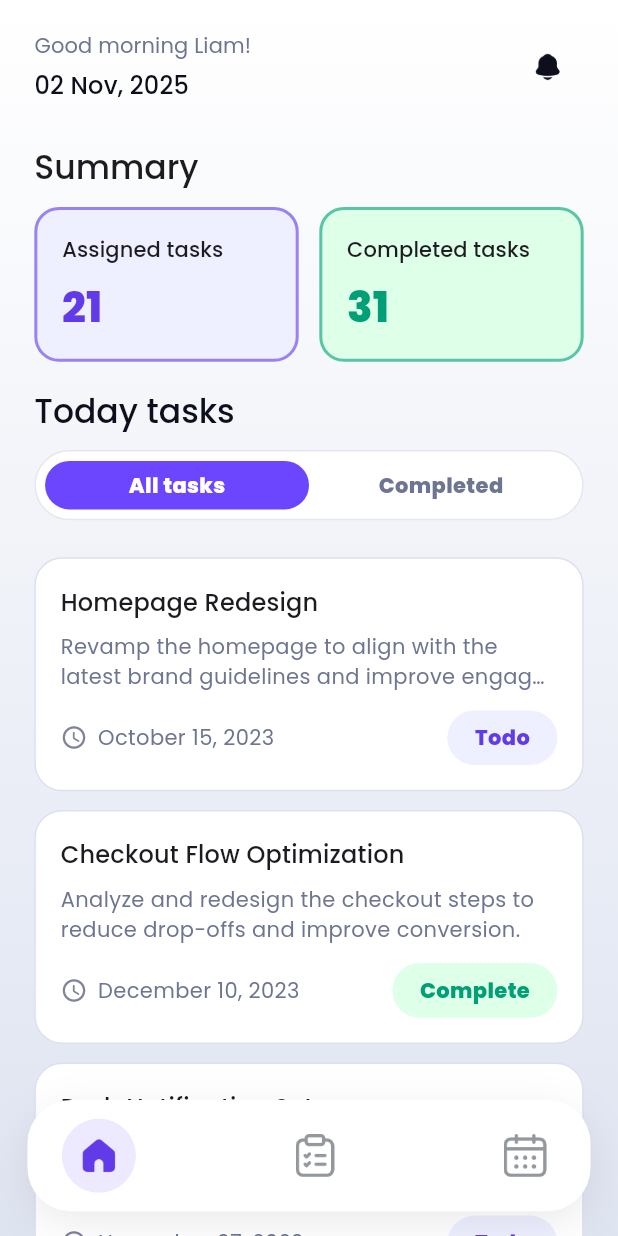
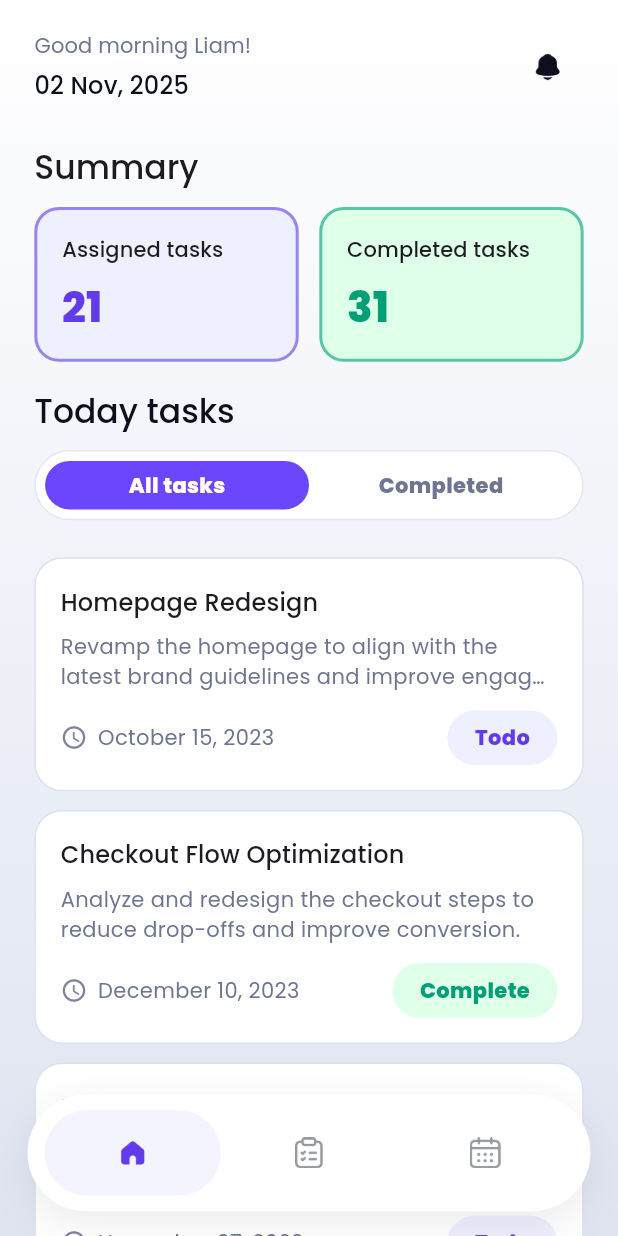
Before and after one commit to abuubaida921/task-management-app, a Flutter app: the screen it shows after launch, on a phone screen of 412 x 824 dp. Run offline on Flutter 3.47's test engine with Material 3 defaults, Android fonts, the phone set to English and light mode, and no system bars; our stand-ins replace connectivity_plus, flutter_easyloading, flutter_riverpod, flutter_screenutil, fluttertoast, google_fonts and 1 more; accounts and stored records are empty.

Commit message:
Navbar Modified

```diff
--- a/lib/features/dashboard/view/dashboard_screen.dart
+++ b/lib/features/dashboard/view/dashboard_screen.dart
@@ -3,13 +3,7 @@ import 'package:flutter_riverpod/flutter_riverpod.dart';
 import 'package:flutter_screenutil/flutter_screenutil.dart';
 import 'package:razinsoft_task_management/core/config/app_color.dart';
 import 'package:razinsoft_task_management/features/dashboard/view/tabs/home.dart';
-
-import '../../../core/enums/task_status_enum.dart';
-import '../../../core/utils/month_helper.dart';
 import '../widgets/placeholder_widget.dart';
-import '../widgets/summarycard_widget.dart';
-import '../widgets/taskcard_widget.dart';
-import '../widgets/tasksegment_widget.dart';
 import 'navbar.dart';
 
 class DashboardScreen extends ConsumerStatefulWidget {
--- a/lib/features/dashboard/view/navbar.dart
+++ b/lib/features/dashboard/view/navbar.dart
@@ -1,10 +1,13 @@
 import 'package:flutter/material.dart';
 import 'package:flutter_screenutil/flutter_screenutil.dart';
-
-
+import 'package:razinsoft_task_management/core/config/app_color.dart';
 
 class FloatingNavBar extends StatelessWidget {
-  const FloatingNavBar({super.key, required this.currentIndex, required this.onChanged});
+  const FloatingNavBar({
+    super.key,
+    required this.currentIndex,
+    required this.onChanged,
+  });
 
   final int currentIndex;
   final ValueChanged<int> onChanged;
@@ -14,19 +17,19 @@ class FloatingNavBar extends StatelessWidget {
     return DecoratedBox(
       decoration: BoxDecoration(
         color: Colors.white,
-        borderRadius: BorderRadius.circular(28.r),
+        borderRadius: BorderRadius.circular(60.r),
         boxShadow: [
           BoxShadow(
-            color: Colors.black.withValues(alpha: 0.08),
+            color: Colors.black.withOpacity(0.08),
             blurRadius: 24,
             offset: const Offset(0, 8),
           ),
         ],
       ),
       child: Padding(
-        padding: EdgeInsets.symmetric(horizontal: 20.w, vertical: 12.h),
+        padding: EdgeInsets.symmetric(horizontal: 10.w, vertical: 10.h),
         child: Row(
-          mainAxisAlignment: MainAxisAlignment.spaceBetween,
+          mainAxisAlignment: MainAxisAlignment.spaceAround,
           children: [
             NavItem(
               isActive: currentIndex == 0,
@@ -55,6 +58,7 @@ class FloatingNavBar extends StatelessWidget {
 
 class NavItem extends StatelessWidget {
   const NavItem({
+    super.key,
     required this.isActive,
     required this.activeIcon,
     required this.inactiveIcon,
@@ -68,23 +72,26 @@ class NavItem extends StatelessWidget {
 
   @override
   Widget build(BuildContext context) {
-    return InkWell(
-      borderRadius: BorderRadius.circular(20.r),
+    return Expanded(
+      child: InkWell(
+        borderRadius: BorderRadius.circular(32.r),
         onTap: onTap,
         child: AnimatedContainer(
           duration: const Duration(milliseconds: 200),
-        curve: Curves.easeInOut,
           padding: EdgeInsets.all(isActive ? 10.r : 6.r),
           decoration: BoxDecoration(
-          color: isActive
-              ? const Color(0xFF6C46FF).withValues(alpha: 0.12)
-              : Colors.transparent,
-          shape: BoxShape.circle,
+            color: isActive ? AppStaticColor.assignedTaskBgColor.withValues(alpha: .7) : Colors.transparent,
+            borderRadius: BorderRadius.circular(32.r),
           ),
+          alignment: Alignment.center,
+          child: Padding(
+            padding: const EdgeInsets.all(8.0),
             child: Image.asset(
               isActive ? activeIcon : inactiveIcon,
-          width: 28.r,
-          height: 28.r,
+              width: 20.r,
+              height: 20.r,
+            ),
+          ),
         ),
       ),
     );
```
Lines whose indentation alone changed are shown as unchanged.
